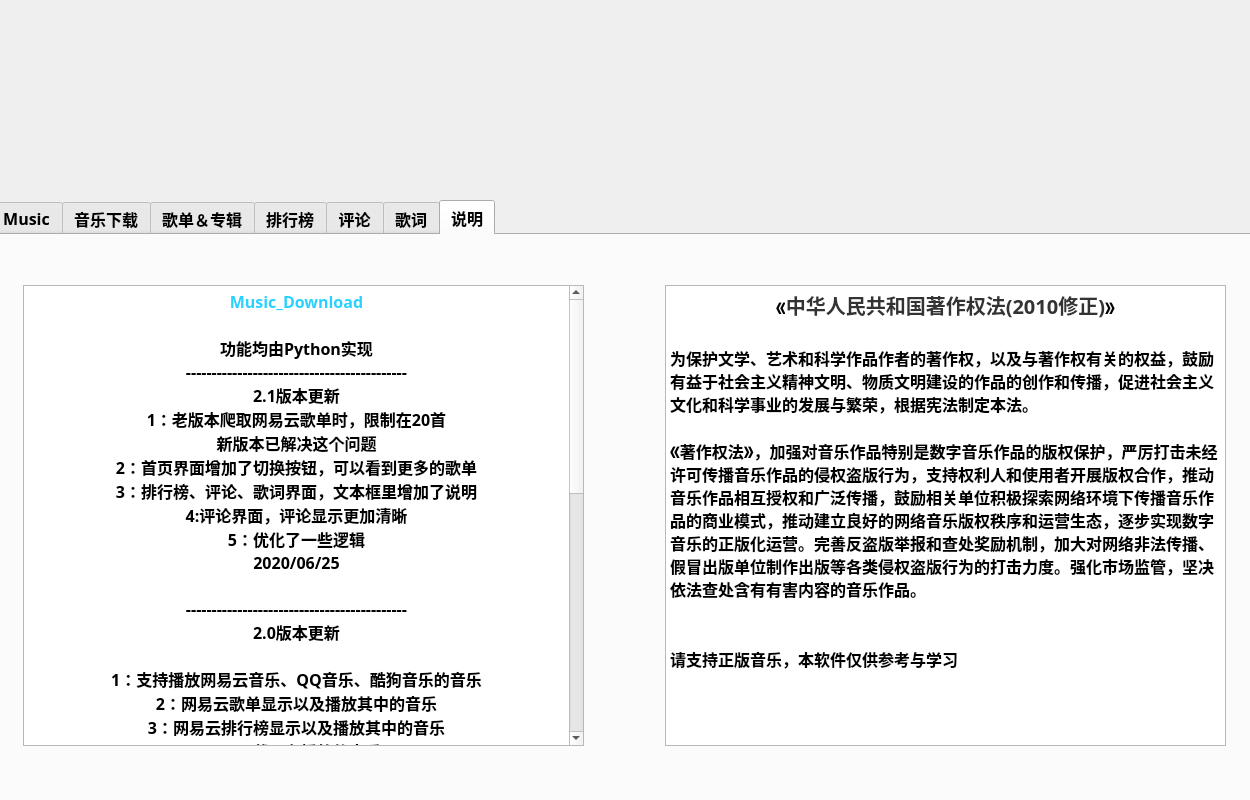
The window that dowload.ui (Java-S12138/Music_Download) describes before a commit, drawn with Qt 5.
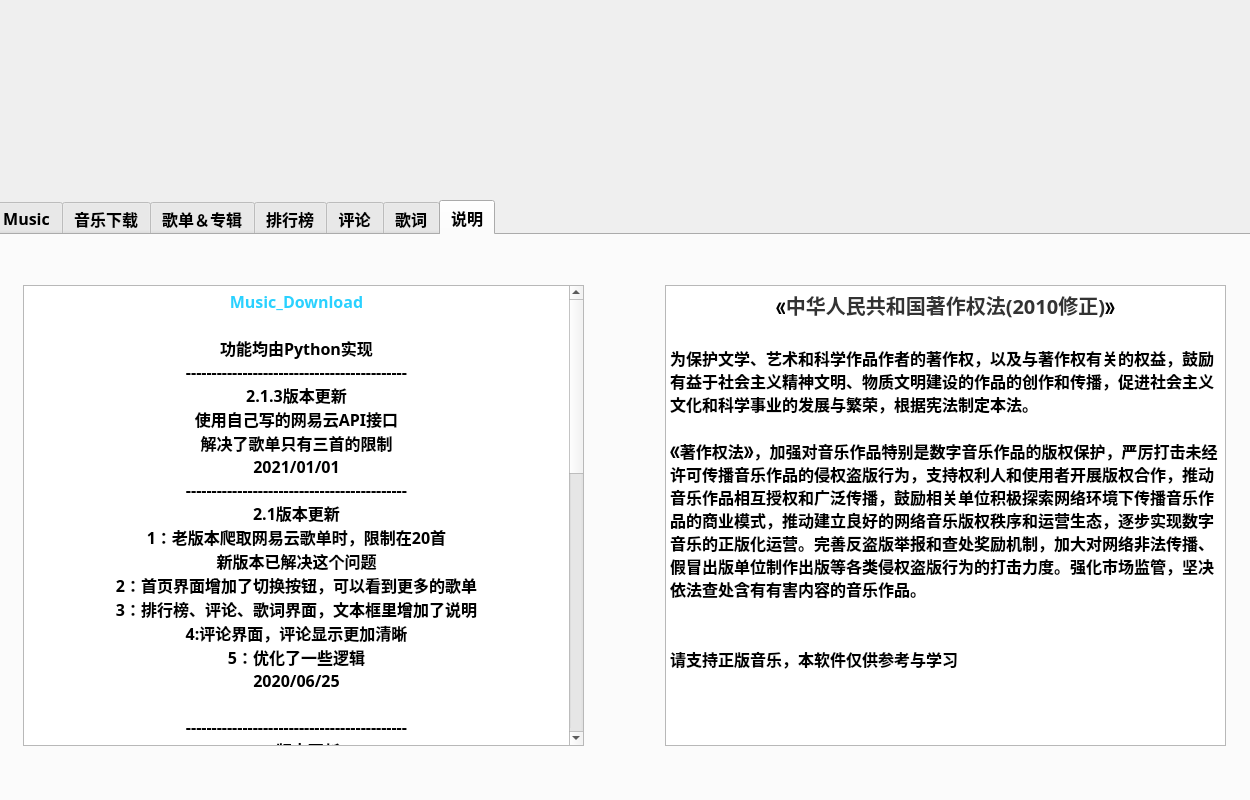
The same window after the commit. The open tabs and pages were chosen to show the change. Icons and pictures are not drawn.

Commit message: 源码更新2021/1/22

```diff
--- a/dowload.ui
+++ b/dowload.ui
@@ -3325,6 +3325,11 @@
 &lt;p align=&quot;center&quot; style=&quot;-qt-paragraph-type:empty; margin-top:0px; margin-bottom:0px; margin-left:0px; margin-right:0px; -qt-block-indent:0; text-indent:0px; font-family:'微软雅黑';&quot;&gt;&lt;br /&gt;&lt;/p&gt;
 &lt;p align=&quot;center&quot; style=&quot; margin-top:0px; margin-bottom:0px; margin-left:0px; margin-right:0px; -qt-block-indent:0; text-indent:0px;&quot;&gt;&lt;span style=&quot; font-family:'微软雅黑';&quot;&gt;功能均由Python实现&lt;/span&gt;&lt;/p&gt;
 &lt;p align=&quot;center&quot; style=&quot; margin-top:0px; margin-bottom:0px; margin-left:0px; margin-right:0px; -qt-block-indent:0; text-indent:0px;&quot;&gt;&lt;span style=&quot; font-family:'微软雅黑';&quot;&gt;-------------------------------------------&lt;/span&gt;&lt;/p&gt;
+&lt;p align=&quot;center&quot; style=&quot; margin-top:0px; margin-bottom:0px; margin-left:0px; margin-right:0px; -qt-block-indent:0; text-indent:0px;&quot;&gt;&lt;span style=&quot; font-family:'微软雅黑';&quot;&gt;2.1.3版本更新&lt;/span&gt;&lt;/p&gt;
+&lt;p align=&quot;center&quot; style=&quot; margin-top:0px; margin-bottom:0px; margin-left:0px; margin-right:0px; -qt-block-indent:0; text-indent:0px;&quot;&gt;&lt;span style=&quot; font-family:'微软雅黑';&quot;&gt;使用自己写的网易云API接口&lt;/span&gt;&lt;/p&gt;
+&lt;p align=&quot;center&quot; style=&quot; margin-top:0px; margin-bottom:0px; margin-left:0px; margin-right:0px; -qt-block-indent:0; text-indent:0px;&quot;&gt;&lt;span style=&quot; font-family:'微软雅黑';&quot;&gt;解决了歌单只有三首的限制&lt;/span&gt;&lt;/p&gt;
+&lt;p align=&quot;center&quot; style=&quot; margin-top:0px; margin-bottom:0px; margin-left:0px; margin-right:0px; -qt-block-indent:0; text-indent:0px;&quot;&gt;&lt;span style=&quot; font-family:'微软雅黑';&quot;&gt;2021/01/01&lt;/span&gt;&lt;/p&gt;
+&lt;p align=&quot;center&quot; style=&quot; margin-top:0px; margin-bottom:0px; margin-left:0px; margin-right:0px; -qt-block-indent:0; text-indent:0px;&quot;&gt;&lt;span style=&quot; font-family:'微软雅黑';&quot;&gt;-------------------------------------------&lt;/span&gt;&lt;/p&gt;
 &lt;p align=&quot;center&quot; style=&quot; margin-top:0px; margin-bottom:0px; margin-left:0px; margin-right:0px; -qt-block-indent:0; text-indent:0px;&quot;&gt;&lt;span style=&quot; font-family:'微软雅黑';&quot;&gt;2.1版本更新&lt;/span&gt;&lt;/p&gt;
 &lt;p align=&quot;center&quot; style=&quot; margin-top:0px; margin-bottom:0px; margin-left:0px; margin-right:0px; -qt-block-indent:0; text-indent:0px;&quot;&gt;&lt;span style=&quot; font-family:'微软雅黑';&quot;&gt;1：老版本爬取网易云歌单时，限制在20首&lt;/span&gt;&lt;/p&gt;
 &lt;p align=&quot;center&quot; style=&quot; margin-top:0px; margin-bottom:0px; margin-left:0px; margin-right:0px; -qt-block-indent:0; text-indent:0px;&quot;&gt;&lt;span style=&quot; font-family:'微软雅黑';&quot;&gt;新版本已解决这个问题&lt;/span&gt;&lt;/p&gt;
```
The commit also changes 2 other files.
